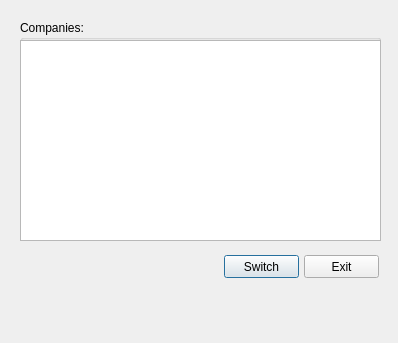
This is uis/switch_form.ui in andrei219/euromedia as Qt 5 draws it before an edit. The edited form follows.
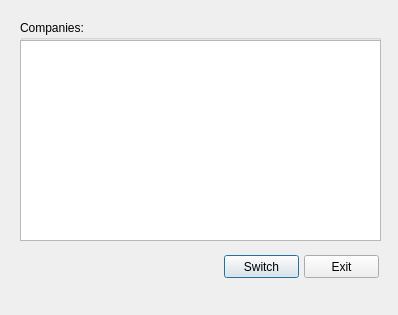
This is the edited form.

Commit message: Trace fine tuned

What changed in the file:
```diff
--- a/uis/switch_form.ui
+++ b/uis/switch_form.ui
@@ -7,7 +7,7 @@
     <x>0</x>
     <y>0</y>
     <width>398</width>
-    <height>343</height>
+    <height>315</height>
    </rect>
   </property>
   <property name="windowTitle">
```
The commit also changes 2 other files.
